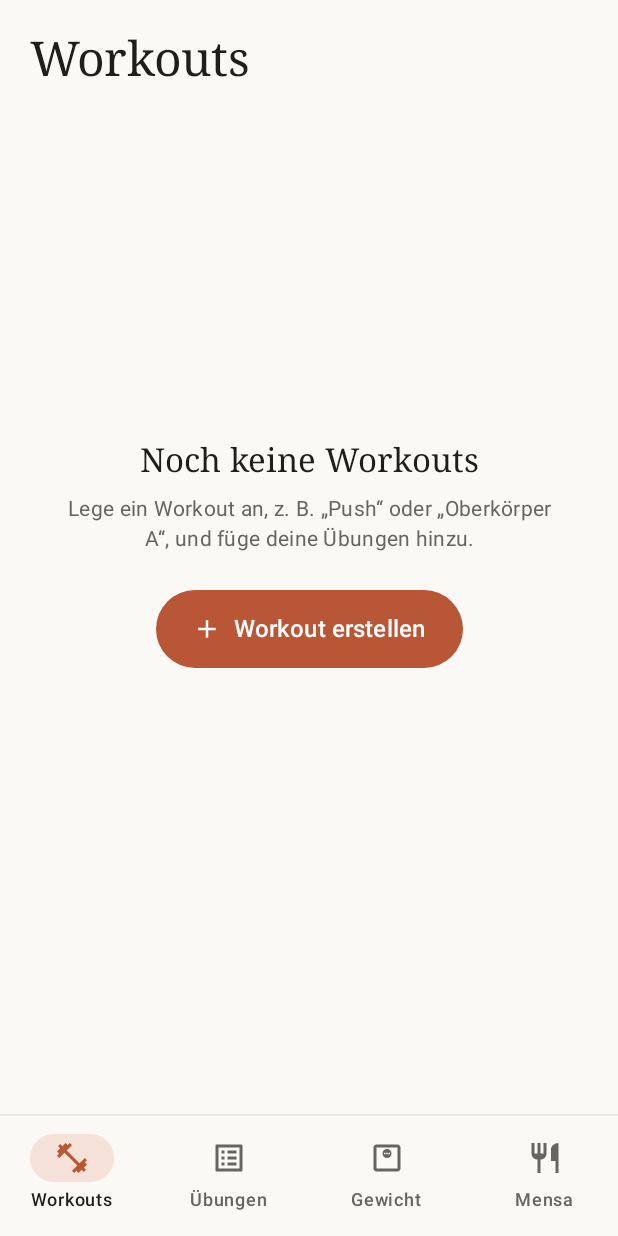
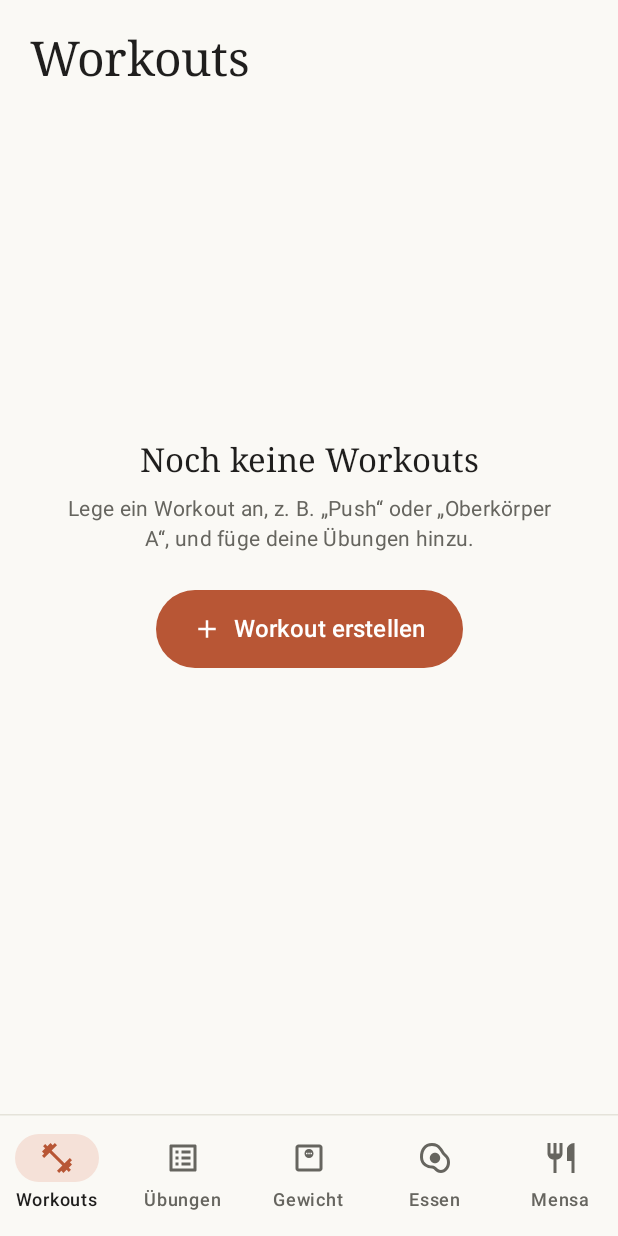
Before and after one commit to sheuberger0/Fitness-App, an Android app built with Jetpack Compose: the screen it shows after launch (MainActivity), on a phone screen of 412 x 824 dp. Run offline under Robolectric (Android 15) with nearby library versions, the phone set to English and light mode, and no system bars; our stand-ins replace Room's generated code.

Commit message:
Essen-Tab in der Navigationsleiste
Neuer Tab "Essen" zwischen "Gewicht" und "Mensa" (Route "nutrition") mit einem Ei als
Symbol, damit er sich von Messer und Gabel der Mensa unterscheidet. Der Screen zeigt
vorerst nur Titel und Tag, die Tagesansicht folgt.

Co-Authored-By: Claude Opus 5.5 <noreply@anthropic.com>
Claude-Session: https://claude.ai/code/session_01ULPMWhvoqWgBKowzpEA3Tn

```diff
--- a/app/src/main/java/com/sheuberger/fitness/ui/FitnessAppRoot.kt
+++ b/app/src/main/java/com/sheuberger/fitness/ui/FitnessAppRoot.kt
@@ -21,6 +21,7 @@ import androidx.compose.foundation.layout.padding
 import androidx.compose.material.icons.Icons
 import androidx.compose.material.icons.outlined.FitnessCenter
 import androidx.compose.material.icons.automirrored.outlined.ListAlt
+import androidx.compose.material.icons.outlined.EggAlt
 import androidx.compose.material.icons.outlined.MonitorWeight
 import androidx.compose.material.icons.outlined.Restaurant
 import androidx.compose.material3.HorizontalDivider
@@ -51,6 +52,7 @@ import com.sheuberger.fitness.ui.components.AppOverlayHost
 import com.sheuberger.fitness.ui.exercises.ExerciseDetailScreen
 import com.sheuberger.fitness.ui.exercises.ExercisesScreen
 import com.sheuberger.fitness.ui.mensa.MensaScreen
+import com.sheuberger.fitness.ui.nutrition.NutritionScreen
 import com.sheuberger.fitness.ui.workouts.WorkoutDetailScreen
 import com.sheuberger.fitness.ui.workouts.WorkoutsScreen
 
@@ -58,8 +60,10 @@ import com.sheuberger.fitness.ui.workouts.WorkoutsScreen
 private enum class Tab(val route: String, val label: String, val icon: ImageVector) {
     Workouts("workouts", "Workouts", Icons.Outlined.FitnessCenter),
     Exercises("exercises", "Übungen", Icons.AutoMirrored.Outlined.ListAlt),
-    // Kurz "Gewicht", damit bei vier Tabs jede Beschriftung auf eine Zeile passt. Der Screen heißt weiter "Körpergewicht".
+    // Kurz "Gewicht", damit bei fünf Tabs jede Beschriftung auf eine Zeile passt. Der Screen heißt weiter "Körpergewicht".
     BodyWeight("bodyweight", "Gewicht", Icons.Outlined.MonitorWeight),
+    // Das Ei statt Messer und Gabel: Die hat schon die Mensa, zwei fast gleiche Symbole nebeneinander verwirren.
+    Nutrition("nutrition", "Essen", Icons.Outlined.EggAlt),
     Mensa("mensa", "Mensa", Icons.Outlined.Restaurant),
 }
 
@@ -144,6 +148,9 @@ fun FitnessAppRoot() {
                 composable(Tab.BodyWeight.route) {
                     BodyWeightScreen()
                 }
+                composable(Tab.Nutrition.route) {
+                    NutritionScreen()
+                }
                 composable(Tab.Mensa.route) {
                     MensaScreen()
                 }
```
Also changed, not shown: app/src/main/java/com/sheuberger/fitness/ui/nutrition/NutritionScreen.kt (added, +32 -0 lines).
